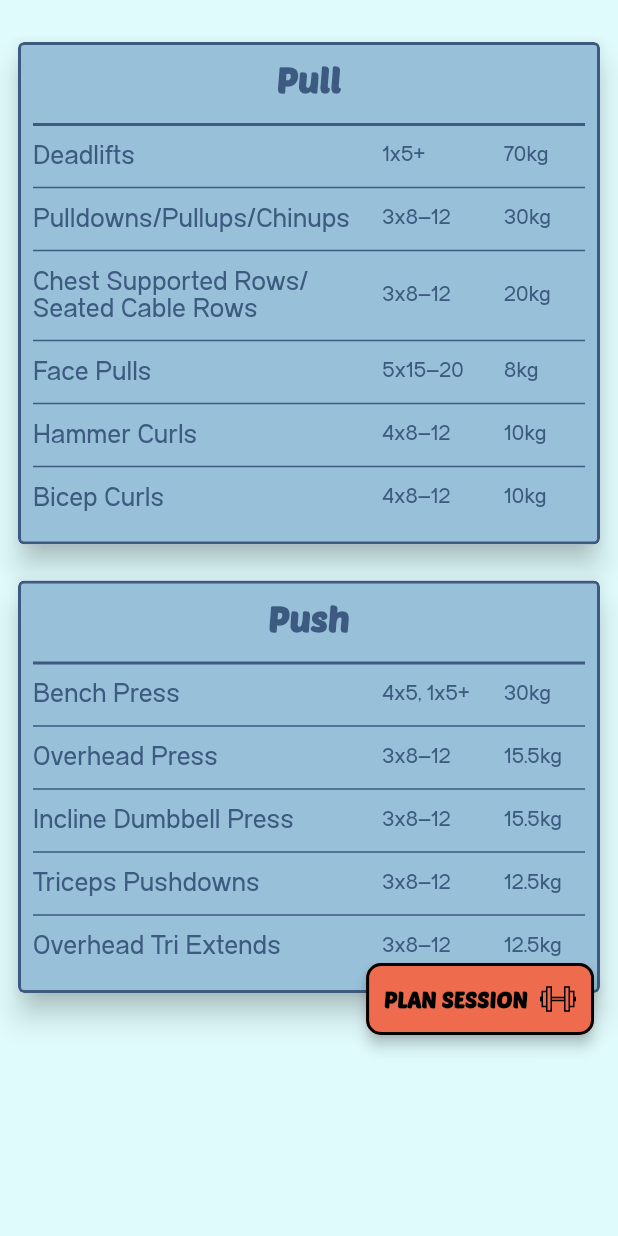
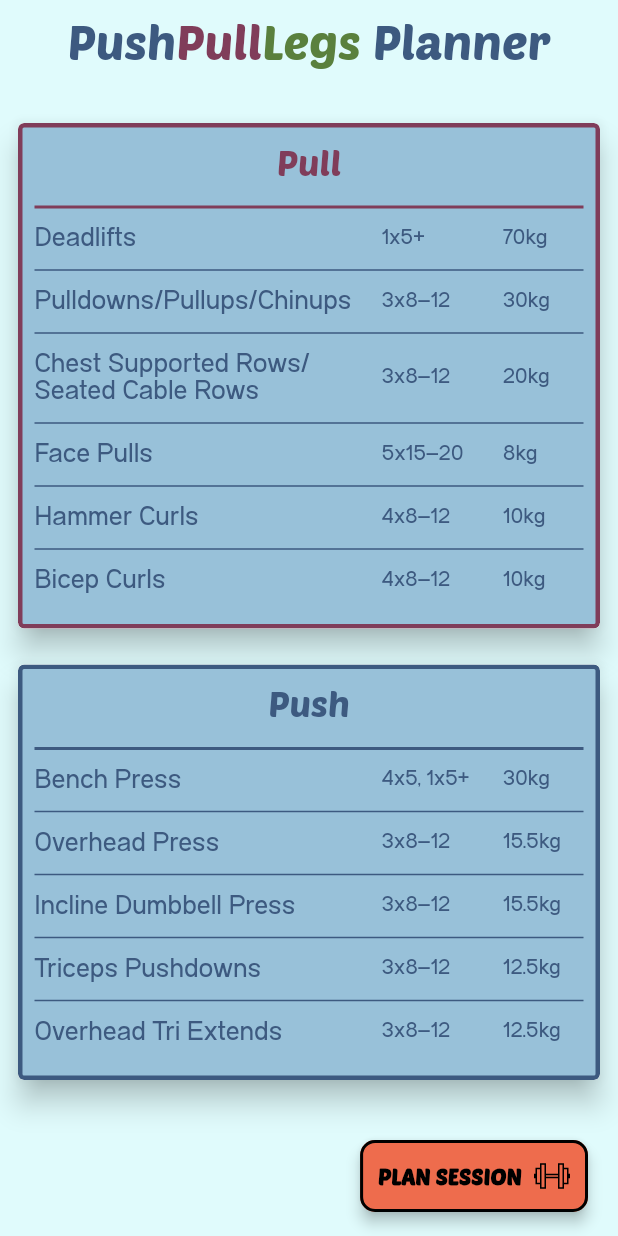
Before and after one commit to JPUF/ppl_course, a Flutter app: the screen it shows after launch, on a phone screen of 412 x 824 dp. Run offline on Flutter 3.47's test engine with Material 2 defaults, Android fonts, the phone set to English and light mode, and no system bars; our stand-ins replace bloc, flutter_bloc, flutter_svg, page_transition.

Commit message:
Home header

```diff
--- /dev/null
+++ b/lib/presentation/pages/home/components/home_header.dart
@@ -0,0 +1,29 @@
+import 'package:flutter/material.dart';
+import 'package:ppl_course/res/color/colors.dart';
+import 'package:ppl_course/res/string/strings.dart';
+import 'package:ppl_course/res/styles/app_text_styles.dart';
+
+class HomeHeader extends StatelessWidget {
+  const HomeHeader({
+    Key? key,
+  }) : super(key: key);
+
+  @override
+  Widget build(BuildContext context) {
+    return Row(
+      mainAxisSize: MainAxisSize.min,
+      mainAxisAlignment: MainAxisAlignment.center,
+      children: [
+        Text(Strings.push,
+            style: AppTextStyles.headline2.apply(color: AppColor.push)),
+        Text(Strings.pull,
+            style: AppTextStyles.headline2.apply(color: AppColor.pull)),
+        Text(Strings.legs,
+            style: AppTextStyles.headline2.apply(color: AppColor.legs)),
+        const SizedBox(width: 8),
+        Text(Strings.planner,
+            style: AppTextStyles.headline2.apply(color: AppColor.dark)),
+      ],
+    );
+  }
+}
--- a/lib/presentation/pages/home/plan_session_button.dart
+++ b/lib/presentation/pages/home/components/plan_session_button.dart
@@ -23,7 +23,7 @@ class PlanSessionButton extends StatelessWidget {
           side: const BorderSide(color: Colors.black, width: 2),
           borderRadius: BorderRadius.circular(10),
         ),
-        margin: const EdgeInsets.all(16.0),
+        margin: const EdgeInsets.only(bottom: 16, right: 20),
         child: Container(
           padding: const EdgeInsets.all(12.0),
           child: Row(
--- a/lib/presentation/pages/home/session_widget.dart
+++ b/lib/presentation/pages/home/components/session_widget.dart
@@ -1,6 +1,6 @@
 import 'package:flutter/material.dart';
 import 'package:ppl_course/data/models/cycle/session.dart';
-import 'package:ppl_course/presentation/pages/home/exercise_widget.dart';
+import 'package:ppl_course/presentation/pages/home/components/exercise_widget.dart';
 import 'package:ppl_course/res/color/colors.dart';
 import 'package:ppl_course/res/styles/app_text_styles.dart';
 
@@ -39,7 +39,8 @@ class _SessionWidgetState extends State<SessionWidget> {
           width: double.infinity,
           decoration: BoxDecoration(
               color: AppColor.secondary,
-              border: Border.all(color: AppColor.dark, width: 2),
+              border: Border.all(
+                  color: AppColor.getPplColor(widget.session.type), width: 3),
               borderRadius: BorderRadius.circular(4)),
           child: Column(
             children: [
@@ -51,13 +52,14 @@ class _SessionWidgetState extends State<SessionWidget> {
                   crossAxisAlignment: CrossAxisAlignment.baseline,
                   children: [
                     Text(widget.session.type.toSessionString(),
-                        style: AppTextStyles.headline3)
+                        style: AppTextStyles.headline3.apply(
+                            color: AppColor.getPplColor(widget.session.type)))
                   ],
                 ),
               ),
               Padding(
                 padding: const EdgeInsets.symmetric(horizontal: 8),
-                child: Divider(color: AppColor.dark, thickness: 2),
+                child: Divider(color: AppColor.getPplColor(widget.session.type), thickness: 2),
               ),
               Column(children: widget.buildExerciseList()),
               const SizedBox(height: 16),
--- a/lib/presentation/pages/home/home_page.dart
+++ b/lib/presentation/pages/home/home_page.dart
@@ -4,8 +4,10 @@ import 'package:ppl_course/data/network/response.dart';
 import 'package:ppl_course/logic/cycles/cycles_bloc.dart';
 import 'package:ppl_course/presentation/navigation/args/session_args.dart';
 import 'package:ppl_course/presentation/navigation/destination.dart';
-import 'package:ppl_course/presentation/pages/home/plan_session_button.dart';
-import 'package:ppl_course/presentation/pages/home/session_widget.dart';
+import 'package:ppl_course/presentation/pages/home/components/plan_session_button.dart';
+import 'package:ppl_course/presentation/pages/home/components/session_widget.dart';
+
+import 'components/home_header.dart';
 
 class HomePage extends StatefulWidget {
   const HomePage({Key? key, required this.title}) : super(key: key);
@@ -49,7 +51,9 @@ class _HomePageState extends State<HomePage> {
         child: Stack(
           alignment: AlignmentDirectional.bottomEnd,
           children: [
-            SingleChildScrollView(
+            SizedBox(
+              height: double.infinity,
+              child: SingleChildScrollView(
                 child: Align(
                   alignment: Alignment.topLeft,
                   child: Padding(
@@ -57,10 +61,12 @@ class _HomePageState extends State<HomePage> {
                     child: Column(
                       mainAxisAlignment: MainAxisAlignment.start,
                       children: <Widget>[
-                      const SizedBox(height: 16),
+                        const HomeHeader(),
+                        const SizedBox(height: 32),
                         sessionBuilder,
                         const SizedBox(height: 16),
                       ],
+                    ),
                   ),
                 ),
               ),
--- a/lib/presentation/pages/session/session_page.dart
+++ b/lib/presentation/pages/session/session_page.dart
@@ -1,9 +1,9 @@
 import 'package:flutter/material.dart';
-import 'package:ppl_course/presentation/pages/home/placeholder_widget.dart';
+import 'package:ppl_course/presentation/pages/home/components/placeholder_widget.dart';
+import 'package:ppl_course/res/color/colors.dart';
 
 class SessionPage extends StatefulWidget {
-  const SessionPage({Key? key, required this.title})
-      : super(key: key);
+  const SessionPage({Key? key, required this.title}) : super(key: key);
 
   final String title;
 
@@ -16,15 +16,41 @@ class _SessionPageState extends State<SessionPage> {
   Widget build(BuildContext context) {
     return Scaffold(
       body: SafeArea(
+        child: Stack(
+          alignment: AlignmentDirectional.bottomCenter,
+          children: [
+            SizedBox(
+              height: double.infinity,
+              child: SingleChildScrollView(
                 child: Padding(
                   padding: const EdgeInsets.all(8.0),
                   child: Column(
                     children: [
-              PlaceholderWidget(text: "Add an exercise", onTap: () {
-
-              })
+                      PlaceholderWidget(text: "Add an exercise", onTap: () {})
                     ],
                   ),
+                ),
+              ),
+            ),
+            Container(
+              padding: const EdgeInsets.only(bottom: 24.0),
+              child: PhysicalModel(
+                elevation: 8,
+                shadowColor: AppColor.dark,
+                color: AppColor.accent,
+                shape: BoxShape.circle,
+                child: CircleAvatar(
+                  backgroundColor: AppColor.accent,
+                  radius: 32.0,
+                  child: Icon(
+                    Icons.add,
+                    color: AppColor.white,
+                    size: 48.0,
+                  ),
+                ),
+              ),
+            )
+          ],
         ),
       ),
     );
--- a/lib/res/color/colors.dart
+++ b/lib/res/color/colors.dart
@@ -1,4 +1,5 @@
 import 'package:flutter/material.dart';
+import 'package:ppl_course/data/models/cycle/session.dart';
 
 class AppColor {
   static Map<int, Color> colorMap(Color color) {
@@ -23,8 +24,26 @@ class AppColor {
   static MaterialAppColor secondary = MaterialAppColor(0xff98C1D9);
   static MaterialAppColor light = MaterialAppColor(0xffE0FBFC);
   static MaterialColor dark = MaterialAppColor(0xff3D5A80);
+  static MaterialAppColor accent = MaterialAppColor(0xffEE6C4D);
+
+  static MaterialAppColor push = MaterialAppColor(0xff3D5A80);
+  static MaterialAppColor pull = MaterialAppColor(0xff803D5A);
+  static MaterialAppColor legs = MaterialAppColor(0xff5A803D);
+
+  static MaterialAppColor transparent = MaterialAppColor(0x00000000);
   static MaterialColor black = MaterialAppColor(0xff000000);
-  static MaterialAppColor accent = MaterialAppColor(0xffEE6C4D);
+  static MaterialColor white = MaterialAppColor(0xffFFFFFF);
+
+  static MaterialAppColor getPplColor(SessionType type) {
+    switch (type) {
+      case SessionType.push:
+        return AppColor.push;
+      case SessionType.pull:
+        return AppColor.pull;
+      case SessionType.legs:
+        return AppColor.legs;
+    }
+  }
 }
 
 class MaterialAppColor extends MaterialColor {
--- a/lib/res/string/strings.dart
+++ b/lib/res/string/strings.dart
@@ -1,3 +1,8 @@
 class Strings {
+  static const String push = "Push";
+  static const String pull = "Pull";
+  static const String legs = "Legs";
+  static const String planner = "Planner";
+
   static const String planSessionCTA = "PLAN SESSION";
 }
--- a/lib/res/styles/app_text_styles.dart
+++ b/lib/res/styles/app_text_styles.dart
@@ -24,7 +24,11 @@ class AppTextStyles {
   static TextStyle headline3 = TextStyle(
       color: AppColor.dark,
       fontSize: 24.0,
-      fontWeight: FontWeight.bold,
+      fontFamily: AppFontFamilies.poetsen);
+
+  static TextStyle headline2 = TextStyle(
+      color: AppColor.dark,
+      fontSize: 32.0,
       fontFamily: AppFontFamilies.poetsen);
 }
 
```
Also changed, not shown: lib/presentation/pages/home/components/exercise_widget.dart (renamed from lib/presentation/pages/home/exercise_widget.dart), lib/presentation/pages/home/components/placeholder_widget.dart (renamed from lib/presentation/pages/home/placeholder_widget.dart). Lines whose indentation alone changed are shown as unchanged.
